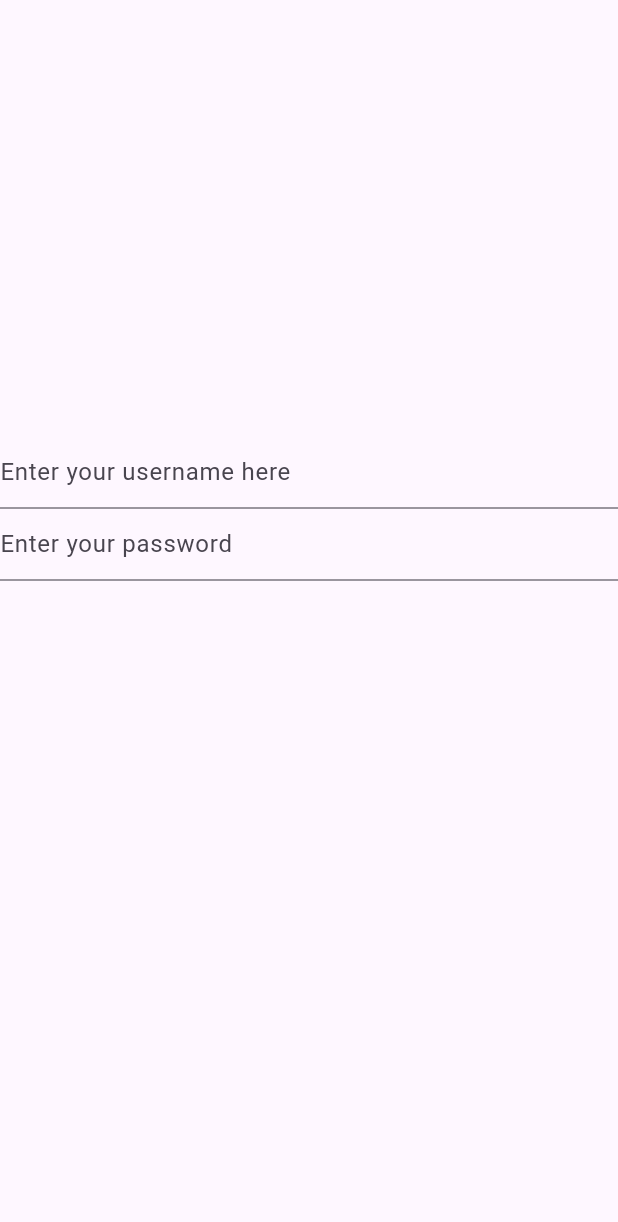
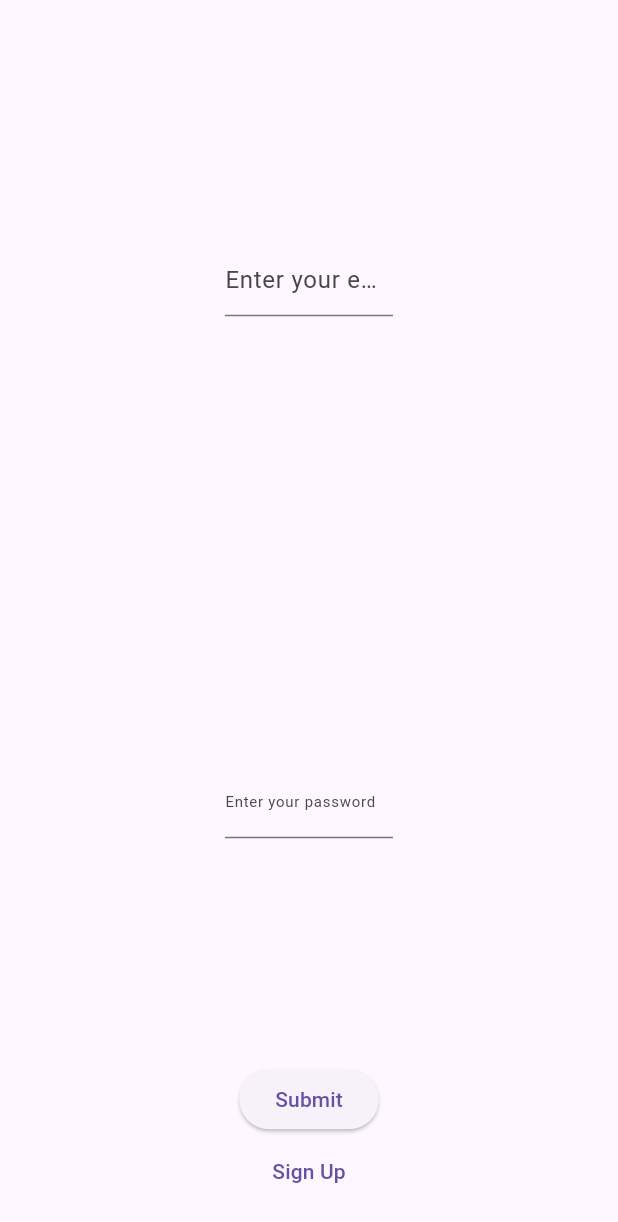
Before and after one commit to Arjan-Git1/meditech.yuva, a Flutter app: the screen it shows after launch, after a tap on "GET STARTED", on a phone screen of 412 x 824 dp. Shown: the top 1222 px of the screen. Run offline on Flutter 3.47's test engine with Material 3 defaults, Android fonts, the phone set to English and light mode, and no system bars; our stand-ins replace flutter_local_notifications, pocketbase; network calls fail.

Commit message:
MEDITECH UPDATE 1.0.0

```diff
--- a/lib/main.dart
+++ b/lib/main.dart
@@ -1,4 +1,11 @@
 import "package:flutter/material.dart";
+import 'pb_service.dart';
+import 'package:flutter_local_notifications/flutter_local_notifications.dart';
+import 'package:intl/intl.dart';
+
+final emailCtrl    = TextEditingController();
+final passwordCtrl = TextEditingController();
+
 
 void main()=> runApp(MaterialApp(
   home: Home(),
@@ -46,7 +53,30 @@ class  Home extends StatelessWidget {
     );
   }
 }
-class LoginPage extends StatelessWidget {
+class LoginPage extends StatefulWidget {
+  @override
+  _LoginPageState createState() => _LoginPageState();
+}
+
+class _LoginPageState extends State<LoginPage> {
+  late TextEditingController emailCtrl;
+  late TextEditingController passwordCtrl;
+
+  @override
+  void initState() {
+    super.initState();
+    emailCtrl = TextEditingController();
+    passwordCtrl = TextEditingController();
+  }
+
+  @override
+  void dispose() {
+    emailCtrl.dispose();
+    passwordCtrl.dispose();
+    super.dispose();
+  }
+
+// your build() method stays unchanged
 
 
   @override
@@ -61,31 +91,131 @@ class LoginPage extends StatelessWidget {
         child: Align(
           alignment: Alignment(0.1, -0.2),
           child: Column(
+
             mainAxisAlignment: MainAxisAlignment.center,
             crossAxisAlignment: CrossAxisAlignment.center,
             mainAxisSize: MainAxisSize.min,
+
             children: [
-              Center(
+              Container(
+                  padding: EdgeInsets.all(150),
+
                   child: TextField(
+                  controller: emailCtrl,
                   decoration: InputDecoration(
-                    hintText: "Enter your username here",
+                    hintText: "Enter your email here",
 
                   ),
 
+
               ),
         ),
+
+              Container(
+                padding: EdgeInsets.all(150),
+                child:
               Center(
+                widthFactor:10.0,
+
                 child: TextField(
+                  style:TextStyle(
+                    fontSize: 10,
+                    height: 2.0,
 
+                  ),
+
+                  controller: passwordCtrl,
+                  obscureText: true,
                   decoration: InputDecoration(
+
                       hintText: "Enter your password"
                   ),
                 ),
-              )
+              ),
+              ),
+              ElevatedButton(
+                onPressed: () async {
+                  try {
+                    await pb.collection('users').authWithPassword(
+                      emailCtrl.text.trim(),
+                      passwordCtrl.text.trim(),
+                    );
+                    // success ➜ replace page so user can’t go back
+                    Navigator.pushReplacement(
+                      context,
+                      MaterialPageRoute(builder: (_) => Welcomepage()),
+                    );
+                  } catch (err) {
+                    ScaffoldMessenger.of(context).showSnackBar(
+                      SnackBar(content: Text('Login failed: $err')),
+                    );
+                  }
+                },
+                child: const Text('Submit'),
 
+              ),
+              TextButton(
+                onPressed: () async {
+                  try {
+                    await pb.collection('users').create(body: {
+                      'email': emailCtrl.text.trim(),
+                      'password': passwordCtrl.text,
+                      'passwordConfirm': passwordCtrl.text,
+                    });
+                    ScaffoldMessenger.of(context).showSnackBar(
+                      SnackBar(content: Text('Account created – now log in.')),
+                    );
+                  } catch (e) {
+                    ScaffoldMessenger.of(context).showSnackBar(
+                      SnackBar(content: Text('Sign‑up failed: $e')),
+                    );
+                  }
+                },
+                child: const Text('Sign Up'),
+
+              ),
+        ],),
+
+
+
+          ),
+        ),
+      );
+
+  }
+}
+
+class Welcomepage extends StatelessWidget {
+
+
+  @override
+  Widget build(BuildContext context) {
+    return Scaffold(
+      appBar: AppBar(
+        centerTitle: true,
+        title: Text("MEDITECH",
+          style: TextStyle(
+            fontFamily: 'Azonix',
+            fontSize: 25,
+          ),
+
+        ),
+
+
+      ),
+        body:   Scrollbar(
+            child: Column(
+              children: [
+                Container(
+                  child: Column(
+                    children: [
+                      Text("Medicine reminder"),
+                      ElevatedButton(onPressed: (){}, child:Text("MEDREM"))
                     ],
                   ),
-        ),
+                )
+              ],
+            )
         ),
     );
   }
--- /dev/null
+++ b/lib/pb_service.dart
@@ -0,0 +1,10 @@
+// lib/pb_service.dart
+import 'package:pocketbase/pocketbase.dart';
+
+final pb = PocketBase(
+  // ⚠️ Windows EXE cannot reach 127.0.0.1 on a different PC.
+  // For testing on your own machine keep localhost;
+  // for the demo point to the LAN / cloud IP of your PocketBase server.
+    'http://127.0.0.1:8090'       // Android‑emulator localhost
+  // 'http://192.168.0.xx:8090', // Wi‑Fi IP
+);
--- a/pubspec.yaml
+++ b/pubspec.yaml
@@ -30,6 +30,12 @@ environment:
 dependencies:
   flutter:
     sdk: flutter
+
+  pocketbase: ^0.7.2
+  flutter_local_notifications: ^14.0.0
+  shared_preferences: ^2.2.2
+  intl: ^0.18.1
+
 
   # The following adds the Cupertino Icons font to your application.
   # Use with the CupertinoIcons class for iOS style icons.
```
Also changed, not shown: pubspec.lock. Lines whose indentation alone changed are shown as unchanged.
